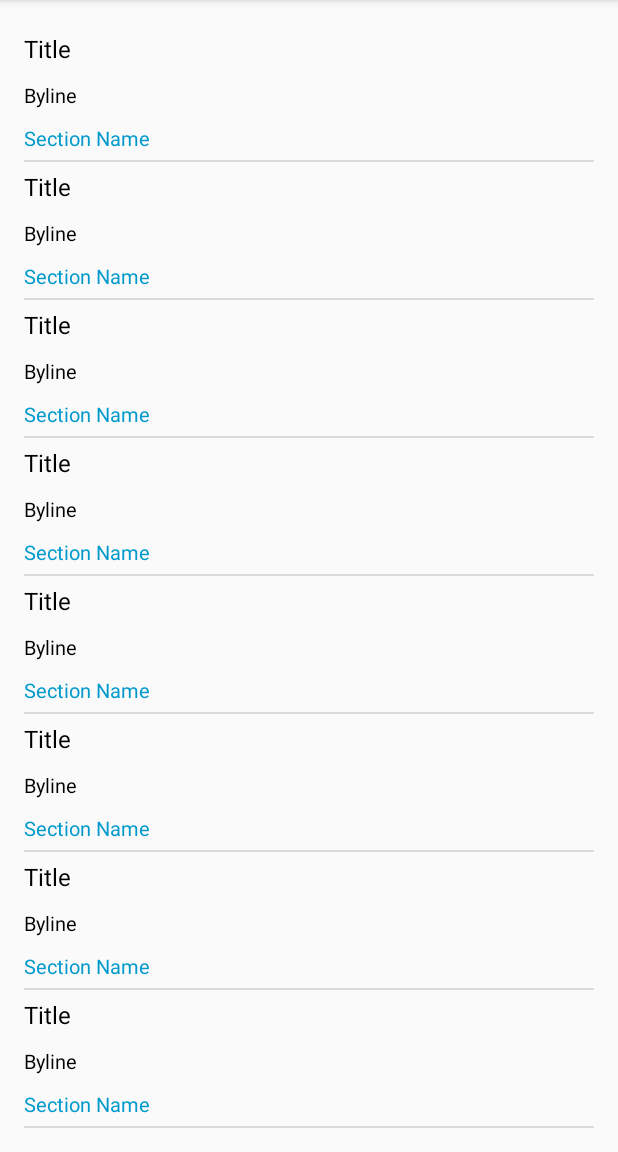
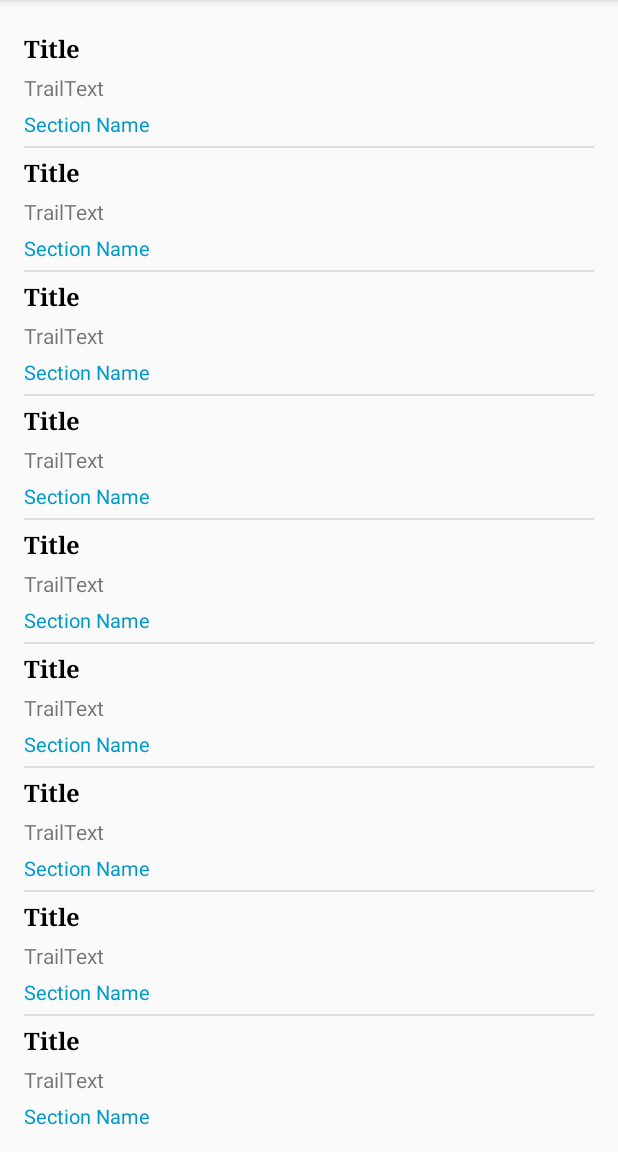
Before and after one commit to matthiashk/Guardian-News-App, an Android app: the screen it shows after launch (MainActivity), on a phone screen of 412 x 824 dp, the part 84-1236 px from its top. Run offline under Robolectric (Android 15) with nearby library versions, the phone set to English and light mode, and no system bars; pictures from the network do not load; 3 statements that could not run were skipped.

```diff
--- a/app/src/main/AndroidManifest.xml
+++ b/app/src/main/AndroidManifest.xml
@@ -20,6 +20,7 @@
         <activity
             android:name="com.matthiasko.newsapp.ArticleViewActivity"
             android:label="@string/title_activity_articleview"
+            android:launchMode="singleTask"
             android:parentActivityName="com.matthiasko.newsapp.MainActivity">
             <meta-data
                 android:name="android.support.PARENT_ACTIVITY"
--- a/app/src/main/java/com/matthiasko/newsapp/FetchNewsAsyncTask.java
+++ b/app/src/main/java/com/matthiasko/newsapp/FetchNewsAsyncTask.java
@@ -63,9 +63,16 @@ public class FetchNewsAsyncTask extends AsyncTask<Void, Void, NewsItem[]> {
 
                     String thumbnail = "";
 
+                    String trailText = "";
+
                     if (fieldsJson.has("thumbnail")) {
                         thumbnail = fieldsJson.getString("thumbnail");
                     }
+
+                    if (fieldsJson.has("trailText")) {
+                        trailText = fieldsJson.getString("trailText");
+                    }
+
 
                     String byline = fieldsJson.getString("byline");
 
@@ -75,6 +82,7 @@ public class FetchNewsAsyncTask extends AsyncTask<Void, Void, NewsItem[]> {
                     newsItem.setSectionName(sectionName);
                     newsItem.setWebUrl(webUrl);
                     newsItem.setByline(byline);
+                    newsItem.setTrailText(trailText);
 
                     values[i] = newsItem;
                 }
@@ -116,6 +124,7 @@ public class FetchNewsAsyncTask extends AsyncTask<Void, Void, NewsItem[]> {
 
             final String THUMBNAIL = "thumbnail";
             final String BYLINE = ",byline";
+            final String TRAILTEXT = ",trailText";
 
             SimpleDateFormat dateFormat = new SimpleDateFormat("yyyy-MM-dd");
             Date date = new Date();
@@ -127,7 +136,7 @@ public class FetchNewsAsyncTask extends AsyncTask<Void, Void, NewsItem[]> {
                     .buildUpon()
                     .appendQueryParameter(DATE_PARAM, datetime)
                     .appendQueryParameter(PAGESIZE_PARAM, pagesize)
-                    .appendQueryParameter(FIELDS_PARAM, THUMBNAIL + BYLINE)
+                    .appendQueryParameter(FIELDS_PARAM, THUMBNAIL + BYLINE + TRAILTEXT)
                     .appendQueryParameter(API_KEY_PARAM, mContext.getResources().getString(R.string.api_key))
                     .build();
 
--- a/app/src/main/java/com/matthiasko/newsapp/NewsAdapter.java
+++ b/app/src/main/java/com/matthiasko/newsapp/NewsAdapter.java
@@ -35,7 +35,8 @@ public class NewsAdapter extends ArrayAdapter<NewsItem> {
             holder.sectionNameTextView = (TextView) convertView.findViewById(R.id.sectionname_textview);
             holder.titleTextView = (TextView) convertView.findViewById(R.id.title_textview);
             //holder.thumbnailImageView = (ImageView) convertView.findViewById(R.id.thumbnail_imageview);
-            holder.bylineTextView = (TextView) convertView.findViewById(R.id.byline_textview);
+            //holder.bylineTextView = (TextView) convertView.findViewById(R.id.byline_textview);
+            holder.trailTextView = (TextView) convertView.findViewById(R.id.trailtext_textview);
             convertView.setTag(holder);
 
         } else {
@@ -43,9 +44,24 @@ public class NewsAdapter extends ArrayAdapter<NewsItem> {
         }
 
         NewsItem currentNewsItem = objects[position];
-        holder.sectionNameTextView.setText(currentNewsItem.getSectionName());
+
+        if (!currentNewsItem.getSectionName().isEmpty()) {
+            holder.sectionNameTextView.setText(currentNewsItem.getSectionName());
+        }
+
         holder.titleTextView.setText(currentNewsItem.getTitle());
-        holder.bylineTextView.setText(currentNewsItem.getByline());
+
+        if (!currentNewsItem.getTrailText().isEmpty()) {
+
+            holder.trailTextView.setText(currentNewsItem.getTrailText());
+        }
+
+
+        /*
+        if (!currentNewsItem.getByline().isEmpty()) {
+            holder.bylineTextView.setText(currentNewsItem.getByline());
+        }
+        */
 
         /*
         if (!currentNewsItem.getThumbnail().isEmpty()) {
@@ -75,6 +91,7 @@ public class NewsAdapter extends ArrayAdapter<NewsItem> {
         TextView titleTextView;
         TextView bylineTextView;
         ImageView thumbnailImageView;
+        TextView trailTextView;
 
     }
 }
--- a/app/src/main/res/layout/rowlayout.xml
+++ b/app/src/main/res/layout/rowlayout.xml
@@ -1,52 +1,42 @@
 <?xml version="1.0" encoding="utf-8"?>
-<RelativeLayout xmlns:android="http://schemas.android.com/apk/res/android"
-    android:orientation="vertical" android:layout_width="match_parent"
+<RelativeLayout
+    xmlns:android="http://schemas.android.com/apk/res/android"
+    android:orientation="vertical"
+    android:layout_width="match_parent"
     android:layout_height="match_parent">
-
-    <!--
-    <ImageView
-        android:id="@+id/thumbnail_imageview"
-        android:layout_width="100dp"
-        android:layout_height="100dp"
-        android:paddingTop="10dp"/>
-    -->
 
     <TextView
         android:id="@+id/title_textview"
+        android:layout_width="match_parent"
+        android:layout_height="match_parent"
         android:textColor="@android:color/black"
         android:textSize="16sp"
-        android:layout_width="match_parent"
-        android:layout_height="match_parent"
         android:text="Title"
-
-
+        android:textStyle="bold"
+        android:fontFamily="serif"
         android:paddingTop="5dp"
         android:paddingBottom="5dp"
         />
 
     <TextView
-        android:id="@+id/byline_textview"
-        android:textColor="@android:color/black"
-        android:textSize="13sp"
+        android:id="@+id/trailtext_textview"
         android:layout_width="match_parent"
         android:layout_height="match_parent"
-        android:text="Byline"
-        android:layout_below="@+id/title_textview"
-
-        android:paddingTop="5dp"
-        android:paddingBottom="10dp"
+        android:textSize="14sp"
+        android:text="TrailText"
+        android:layout_below="@id/title_textview"
+        android:paddingBottom="5dp"
         />
 
     <TextView
         android:id="@+id/sectionname_textview"
+        android:layout_width="wrap_content"
+        android:layout_height="wrap_content"
         android:textColor="@android:color/holo_blue_dark"
         android:textSize="13sp"
         android:text="Section Name"
-        android:layout_below="@+id/byline_textview"
-
+        android:layout_below="@+id/trailtext_textview"
         android:paddingBottom="5dp"
-
-        android:layout_width="wrap_content"
-        android:layout_height="wrap_content" />
+        />
 
 </RelativeLayout>
```
Also changed, not shown: app/src/main/java/com/matthiasko/newsapp/ArticleViewActivity.java (+23 -30 lines), app/src/main/java/com/matthiasko/newsapp/MainActivity.java (+12 -2 lines), app/src/main/java/com/matthiasko/newsapp/NewsItem.java (+11 -0 lines), app/src/main/res/layout/activity_articleview.xml (+23 -1 lines).
